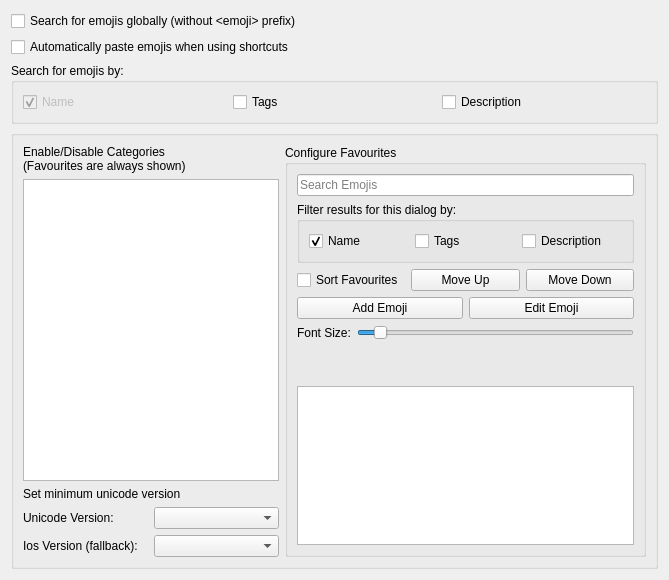
The window that src/config/emojirunner_config.ui (alex1701c/EmojiRunner) describes before a commit, drawn with Qt 5.
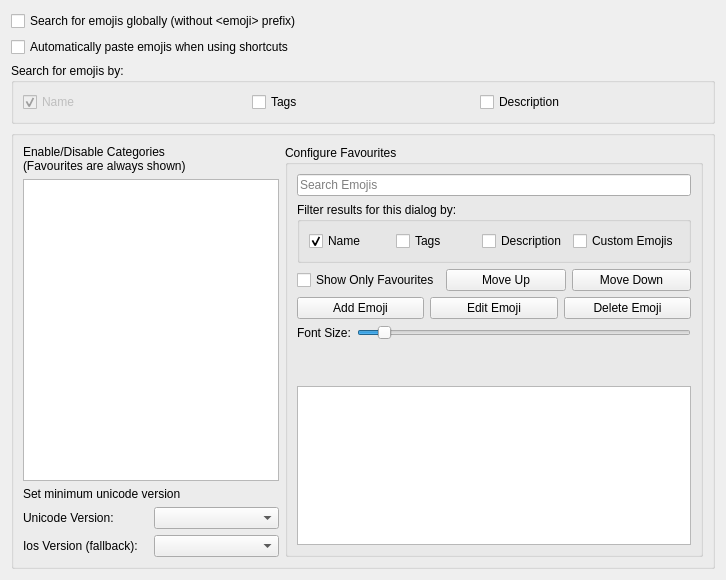
The same window after the commit.

Commit message: Add validation for buttons, implement delete, improve sort and search options

```diff
--- a/src/config/emojirunner_config.ui
+++ b/src/config/emojirunner_config.ui
@@ -7,7 +7,7 @@
    <rect>
     <x>0</x>
     <y>0</y>
-    <width>669</width>
+    <width>726</width>
     <height>580</height>
    </rect>
   </property>
@@ -213,6 +213,13 @@
                     </property>
                    </widget>
                   </item>
+                  <item>
+                   <widget class="QCheckBox" name="favouriteFilterCustom">
+                    <property name="text">
+                     <string>Custom Emojis</string>
+                    </property>
+                   </widget>
+                  </item>
                  </layout>
                 </widget>
                </item>
@@ -223,7 +230,7 @@
                <item>
                 <widget class="QCheckBox" name="sortFavourites">
                  <property name="text">
-                  <string>Sort Favourites</string>
+                  <string>Show Only Favourites</string>
                  </property>
                 </widget>
                </item>
@@ -259,6 +266,13 @@
                  </property>
                 </widget>
                </item>
+               <item>
+                <widget class="QPushButton" name="deleteEmojiPushButton">
+                 <property name="text">
+                  <string>Delete Emoji</string>
+                 </property>
+                </widget>
+               </item>
               </layout>
              </item>
              <item>
```
The commit also changes 4 other files.
